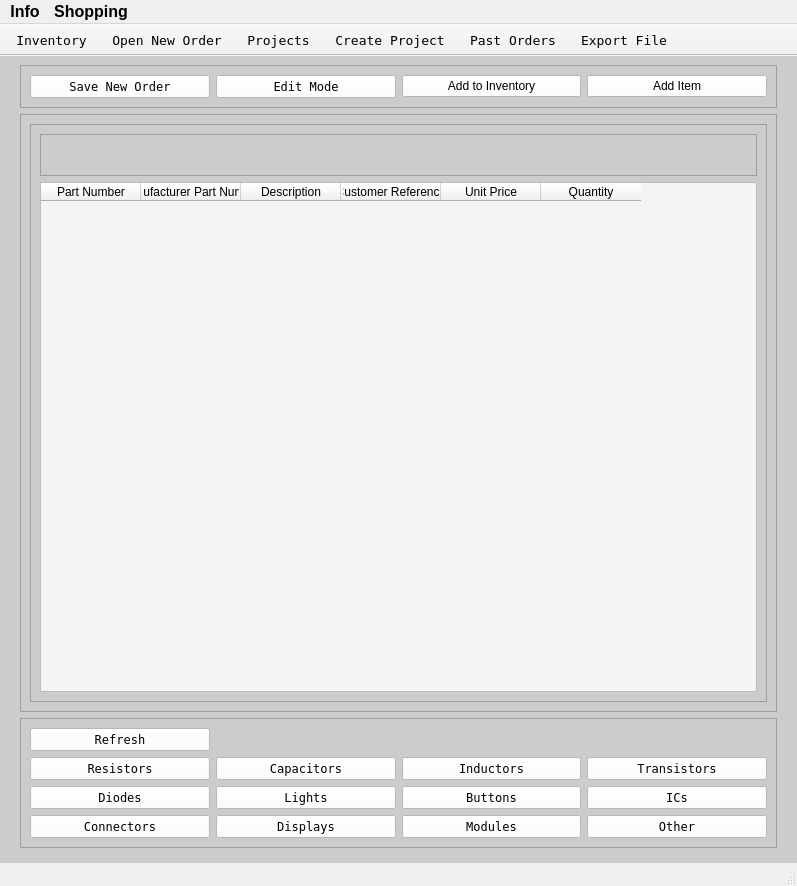
Above: Program_Files/UI_Files/gui_app.ui from Thomas1B/Electronics-Inventory-Program before the change. Below: the same form after it.
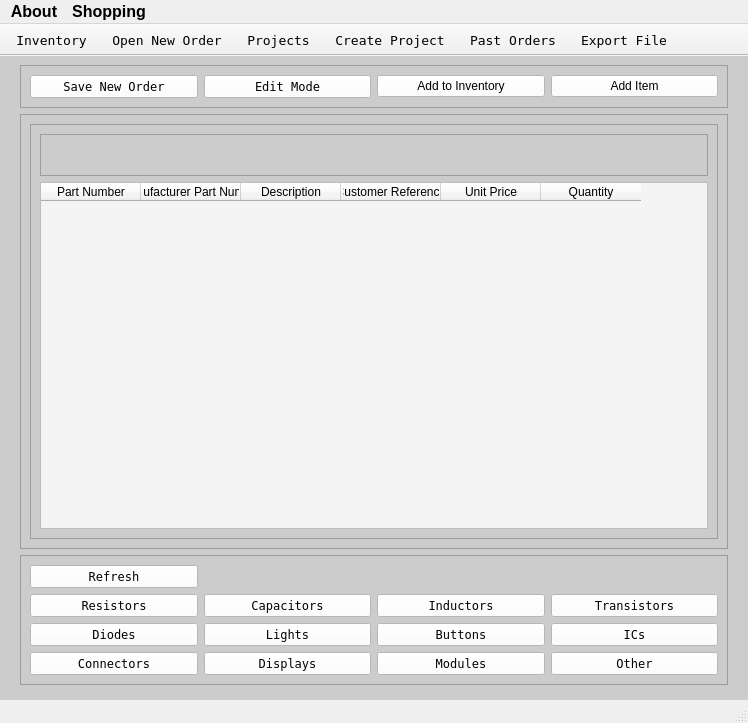
That is the form after the change. Icons and pictures are not drawn.

```diff
--- a/Program_Files/UI_Files/gui_app.ui
+++ b/Program_Files/UI_Files/gui_app.ui
@@ -6,8 +6,8 @@
    <rect>
     <x>0</x>
     <y>0</y>
-    <width>797</width>
-    <height>886</height>
+    <width>748</width>
+    <height>723</height>
    </rect>
   </property>
   <property name="minimumSize">
@@ -566,7 +566,7 @@
     <rect>
      <x>0</x>
      <y>0</y>
-     <width>797</width>
+     <width>748</width>
      <height>25</height>
     </rect>
    </property>
@@ -593,7 +593,7 @@
      </font>
     </property>
     <property name="title">
-     <string>Info</string>
+     <string>About</string>
     </property>
     <addaction name="actionProgram_Info"/>
     <addaction name="actionHow_To_Use"/>
```
